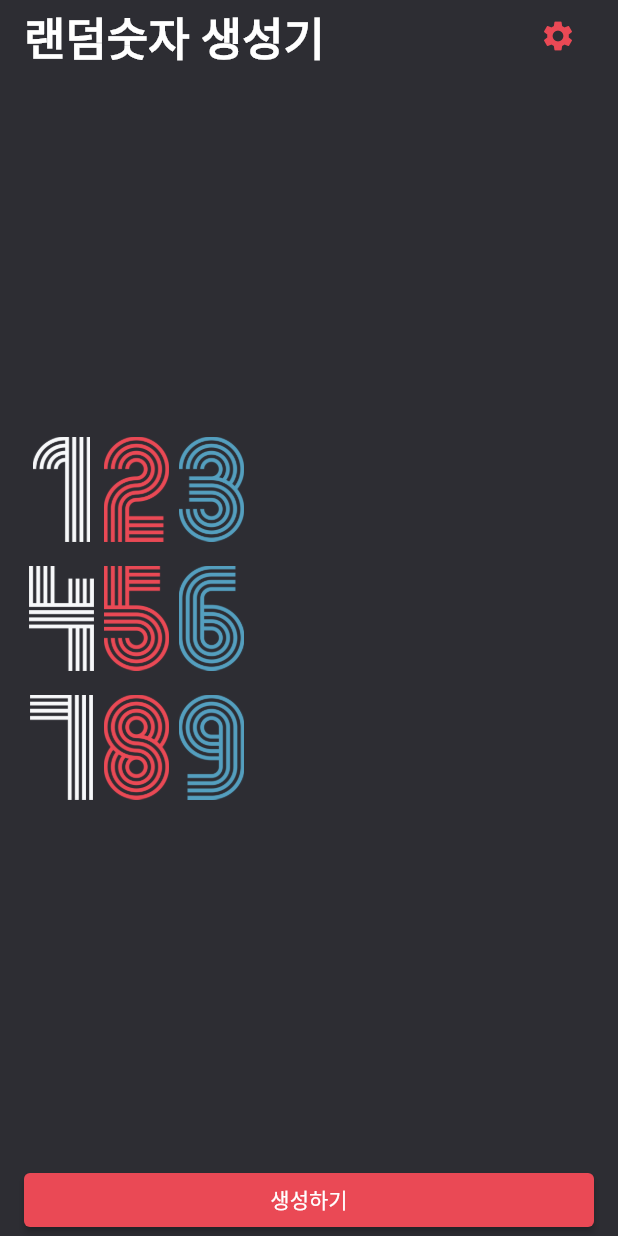
After one commit to hhw12409/flutter-random-number, a Flutter app: the screen it shows after launch, on a phone screen of 412 x 824 dp. The commit adds this screen. Run offline on Flutter 3.47's test engine with Material 2 defaults, Android fonts, the light colour scheme and no system bars.

Commit message:
refactor: 코드 모듈화

```diff
--- /dev/null
+++ b/lib/widget/body.dart
@@ -0,0 +1,43 @@
+import 'package:flutter/material.dart';
+
+class Body extends StatelessWidget {
+  final List<int> randomNunmbers;
+
+  const Body({
+    Key? key,
+    required this.randomNunmbers,
+  }) : super(key: key);
+
+  @override
+  Widget build(BuildContext context) {
+    return Expanded(
+      child: Column(
+        mainAxisAlignment: MainAxisAlignment.center,
+        children: randomNunmbers
+            .asMap()
+            .entries
+            .map(
+              (x) => Padding(
+                padding: EdgeInsets.only(
+                  bottom: x.key == 2 ? 0 : 16,
+                ),
+                child: Row(
+                  children: x.value
+                      .toString()
+                      .split('')
+                      .map(
+                        (e) => Image.asset(
+                          'asset/img/$e.png',
+                          height: 70,
+                          width: 50,
+                        ),
+                      )
+                      .toList(),
+                ),
+              ),
+            )
+            .toList(),
+      ),
+    );
+  }
+}
--- /dev/null
+++ b/lib/widget/footer.dart
@@ -0,0 +1,27 @@
+import 'package:flutter/material.dart';
+import 'package:flutter_random_number/constants/color.dart';
+
+class Footer extends StatelessWidget {
+  final VoidCallback onPressed;
+
+  const Footer({
+    required this.onPressed,
+    Key? key,
+  }) : super(key: key);
+
+  @override
+  Widget build(BuildContext context) {
+    return SizedBox(
+      width: double.infinity,
+      child: ElevatedButton(
+        style: ElevatedButton.styleFrom(
+          backgroundColor: RED_COLOR,
+        ),
+        onPressed: onPressed,
+        child: const Text(
+          '생성하기',
+        ),
+      ),
+    );
+  }
+}
--- /dev/null
+++ b/lib/widget/header.dart
@@ -0,0 +1,32 @@
+import 'package:flutter/material.dart';
+import 'package:flutter_random_number/constants/color.dart';
+
+class Header extends StatelessWidget {
+  const Header({
+    Key? key,
+  }) : super(key: key);
+
+  @override
+  Widget build(BuildContext context) {
+    return Row(
+      mainAxisAlignment: MainAxisAlignment.spaceBetween,
+      children: [
+        const Text(
+          '랜덤숫자 생성기',
+          style: TextStyle(
+            color: Colors.white,
+            fontSize: 30,
+            fontWeight: FontWeight.w700,
+          ),
+        ),
+        IconButton(
+          onPressed: () {},
+          icon: const Icon(
+            Icons.settings,
+            color: RED_COLOR,
+          ),
+        )
+      ],
+    );
+  }
+}
```
Also changed, not shown: lib/screens/home_screen.dart (+13 -64 lines).
